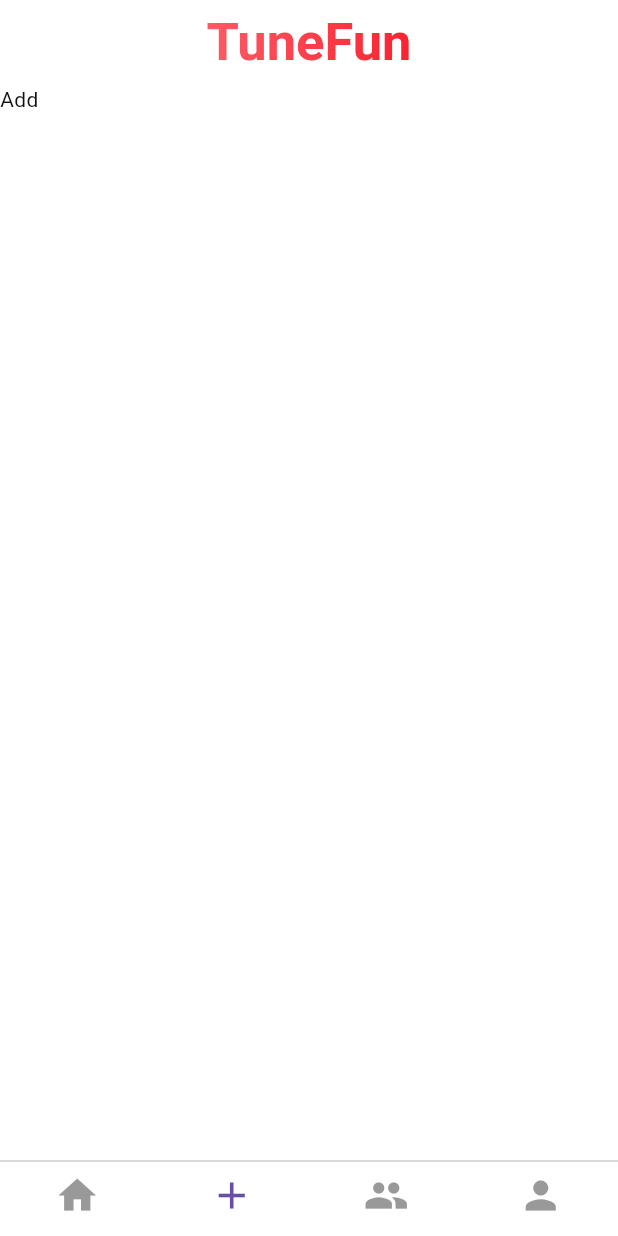
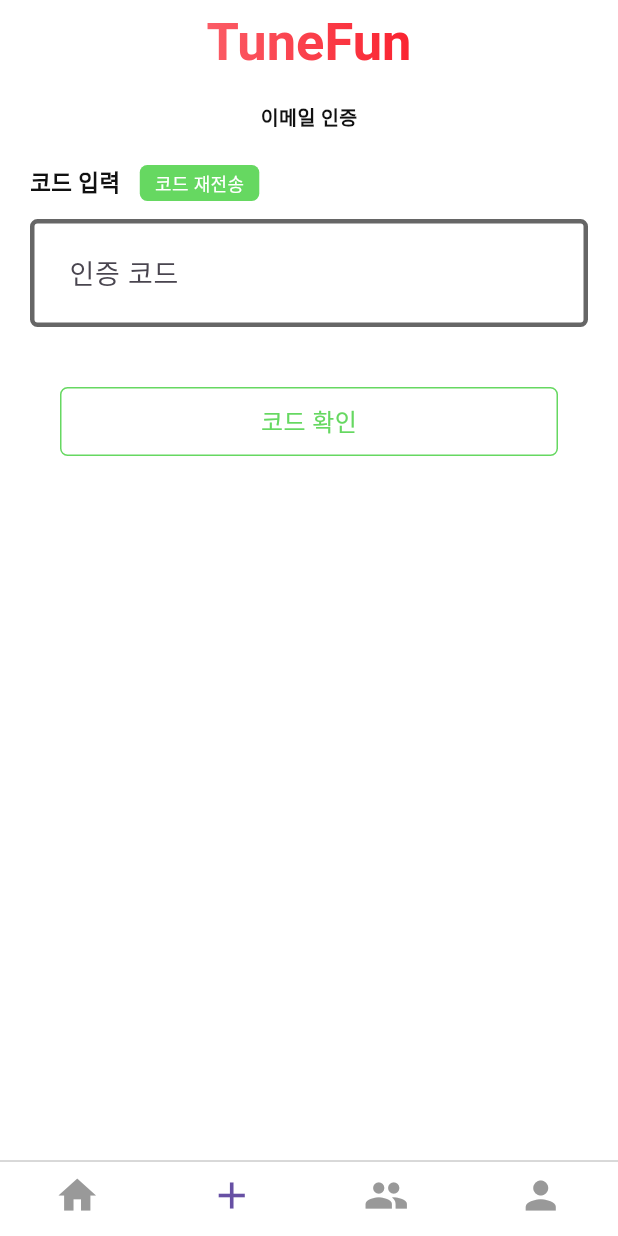
Before and after one commit to Tune-Fun/TUNE_FUN_FRONTEND_V1, a Flutter app: the screen it shows after launch, item 2 of the bottom bar chosen, on a phone screen of 412 x 824 dp. Run offline on Flutter 3.47's test engine with Material 3 defaults, Android fonts, the phone set to English and light mode, and no system bars; our stand-ins replace flutter_dotenv, flutter_riverpod, flutter_svg, fpdart, logger, timeago; missing offline and left inert: amplify_analytics_pinpoint, amplify_auth_cognito, amplify_core, patrol; network calls fail; Roboto replaces fonts that are missing (Pretendart).

Commit message:
feature: email verification screen

```diff
--- a/lib/constants/constants.dart
+++ b/lib/constants/constants.dart
@@ -2,3 +2,4 @@ export './ui_constants.dart';
 export './gradient_text.dart';
 export './dummy_data.dart';
 export './image_constants.dart';
+export 'url_constants.dart';
--- a/lib/constants/dummy_data.dart
+++ b/lib/constants/dummy_data.dart
@@ -1,17 +1,6 @@
 import 'package:tunefun_front/models/article_model.dart';
-import 'package:tunefun_front/models/user_model.dart';
 
 class DummyData {
-  static List<UserModel> users = [
-    const UserModel(
-      email: 'test@test.com',
-      username: 'test',
-      password: 'abcdefg1!',
-      nickname: 'kim',
-      accountType: 'normal',
-    ),
-  ];
-
   static List<ArticleModel> articles = [
     ArticleModel(
       id: 0,
--- a/lib/constants/ui_constants.dart
+++ b/lib/constants/ui_constants.dart
@@ -1,6 +1,7 @@
 import 'package:flutter/material.dart';
 import 'package:tunefun_front/constants/gradient_text.dart';
 import 'package:tunefun_front/features/article/widgets/article_list.dart';
+import 'package:tunefun_front/features/auth/views/email_verify_view.dart';
 import 'package:tunefun_front/theme/pallete.dart';
 
 class UIConstants {
@@ -27,12 +28,13 @@ class UIConstants {
 
   static List<Widget> bottomTapBarPages = [
     const ArticleList(),
-    const Text(
-      'Add',
-      style: TextStyle(
-        color: Pallete.textMainColor,
-      ),
-    ),
+    // const Text(
+    //   'Add',
+    //   style: TextStyle(
+    //     color: Pallete.textMainColor,
+    //   ),
+    // ),
+    const EmailVerifyScreen(),
     const Text(
       'People',
       style: TextStyle(
--- /dev/null
+++ b/lib/constants/url_constants.dart
@@ -0,0 +1,8 @@
+import 'package:flutter_dotenv/flutter_dotenv.dart';
+
+class UrlConstants {
+  static String baseUrl = dotenv.get('PUBLIC_BASE_URL');
+  static String loginUrl = dotenv.get('PUBLIC_USER_LOGIN_URL');
+  static String signupURL = dotenv.get('PUBLIC_USER_SIGNUP_URL');
+  static String firebaseUrl = dotenv.get('PUBLIC_FIREBASE_ID');
+}
--- /dev/null
+++ b/lib/features/auth/views/email_verify_view.dart
@@ -0,0 +1,147 @@
+import 'package:flutter/material.dart';
+import 'package:logger/logger.dart';
+import 'package:tunefun_front/common/common.dart';
+import 'package:tunefun_front/constants/constants.dart';
+import 'package:tunefun_front/theme/theme.dart';
+
+var logger = Logger();
+
+class EmailVerifyScreen extends StatefulWidget {
+  const EmailVerifyScreen({super.key});
+
+  @override
+  State<EmailVerifyScreen> createState() => _EmailVerifyScreenState();
+}
+
+class _EmailVerifyScreenState extends State<EmailVerifyScreen> {
+  final appbar = UIConstants.appBar();
+  final emailController = TextEditingController();
+  final _formKey = GlobalKey<FormState>();
+  bool buttonState = false;
+
+  @override
+  void dispose() {
+    super.dispose();
+    emailController.dispose();
+  }
+
+  @override
+  Widget build(BuildContext context) {
+    return Form(
+      key: _formKey,
+      child: Column(
+        crossAxisAlignment: CrossAxisAlignment.start,
+        children: [
+          const SizedBox(height: 12),
+          const Center(
+            child: Text(
+              '이메일 인증',
+              style: TextStyle(
+                color: Pallete.textMainColor,
+                fontWeight: FontWeight.w700,
+                fontSize: 13,
+              ),
+            ),
+          ),
+          const SizedBox(height: 22),
+          Padding(
+            padding: const EdgeInsets.symmetric(horizontal: 20),
+            child: Column(
+              crossAxisAlignment: CrossAxisAlignment.start,
+              children: [
+                Row(
+                  children: [
+                    const Text(
+                      '코드 입력',
+                      style: TextStyle(
+                        color: Pallete.textMainColor,
+                        fontSize: 15,
+                        fontWeight: FontWeight.w700,
+                      ),
+                    ),
+                    const SizedBox(
+                      width: 13,
+                    ),
+                    GestureDetector(
+                      onTap: () {
+                        logger.i('코드 재전송 클릭 됏음!');
+                      },
+                      child: Container(
+                          padding: const EdgeInsets.symmetric(
+                            horizontal: 10,
+                            vertical: 3,
+                          ),
+                          decoration: BoxDecoration(
+                            color: Pallete.greenColor,
+                            borderRadius: BorderRadius.circular(5),
+                          ),
+                          child: const Center(
+                            child: Text(
+                              '코드 재전송',
+                              style: TextStyle(
+                                color: Pallete.bgMainColor,
+                                fontWeight: FontWeight.w400,
+                                fontSize: 12,
+                              ),
+                            ),
+                          )),
+                    )
+                  ],
+                ),
+                const SizedBox(height: 12),
+                TextFormField(
+                  controller: emailController,
+                  decoration: InputDecoration(
+                    focusedBorder: OutlineInputBorder(
+                      borderRadius: BorderRadius.circular(5.0),
+                      borderSide: const BorderSide(
+                        color: Pallete.textSubColor,
+                        width: 3,
+                      ),
+                    ),
+                    enabledBorder: OutlineInputBorder(
+                      borderRadius: BorderRadius.circular(5.0),
+                      borderSide: const BorderSide(
+                        color: Pallete.textSubColor,
+                        width: 3,
+                      ),
+                    ),
+                    contentPadding: const EdgeInsets.all(22),
+                    hintText: '인증 코드',
+                    hintStyle: const TextStyle(
+                      fontSize: 18,
+                    ),
+                  ),
+                  keyboardType: TextInputType.text,
+                  validator: (value) {
+                    if (value!.isEmpty) {
+                      return '코드를 입력해주세요.';
+                    }
+                    return null;
+                  },
+                ),
+                const SizedBox(height: 35),
+                Center(
+                  child: Padding(
+                    padding:
+                        const EdgeInsets.symmetric(horizontal: 20, vertical: 5),
+                    child: GreenSquareButton(
+                      onTap: () {
+                        if (_formKey.currentState!.validate()) {
+                          // 이메일 인증
+                          logger.i('코드 확인 클랙됐음!');
+                        }
+                      },
+                      buttonState: buttonState,
+                      buttonText: '코드 확인',
+                    ),
+                  ),
+                ),
+              ],
+            ),
+          ),
+        ],
+      ),
+    );
+  }
+}
```
Also changed, not shown: 1 other file.
